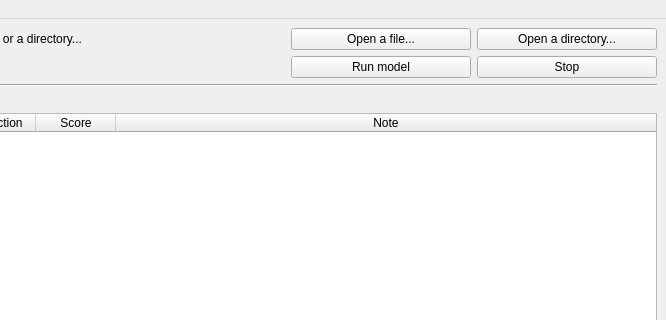
codepictor/static-pe-analysis, file src/main/resources/base/ui/main_window.ui: the form before one commit; both pictures show x 134 to 800 and y 0 to 320 of the 800 by 600 pixel window.
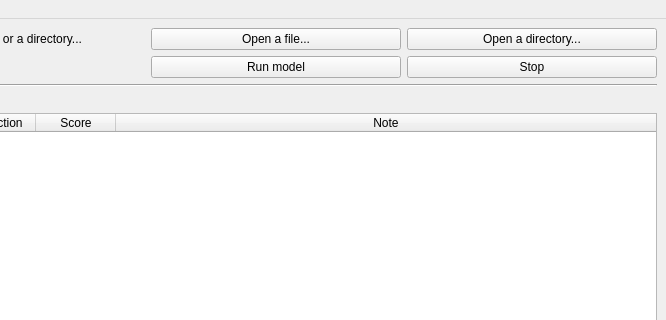
The form after the commit.

The edit to the form file:
```diff
--- a/src/main/resources/base/ui/main_window.ui
+++ b/src/main/resources/base/ui/main_window.ui
@@ -35,9 +35,15 @@
       </item>
       <item>
        <widget class="QPushButton" name="pushButton_OpenFile">
+        <property name="minimumSize">
+         <size>
+          <width>250</width>
+          <height>0</height>
+         </size>
+        </property>
         <property name="maximumSize">
          <size>
-          <width>180</width>
+          <width>250</width>
           <height>16777215</height>
          </size>
         </property>
@@ -48,9 +54,15 @@
       </item>
       <item>
        <widget class="QPushButton" name="pushButton_OpenDir">
+        <property name="minimumSize">
+         <size>
+          <width>250</width>
+          <height>0</height>
+         </size>
+        </property>
         <property name="maximumSize">
          <size>
-          <width>180</width>
+          <width>250</width>
           <height>16777215</height>
          </size>
         </property>
@@ -93,13 +105,13 @@
        <widget class="QPushButton" name="pushButton_RunModel">
         <property name="minimumSize">
          <size>
-          <width>180</width>
+          <width>250</width>
           <height>0</height>
          </size>
         </property>
         <property name="maximumSize">
          <size>
-          <width>180</width>
+          <width>250</width>
           <height>16777215</height>
          </size>
         </property>
@@ -112,13 +124,13 @@
        <widget class="QPushButton" name="pushButton_StopModel">
         <property name="minimumSize">
          <size>
-          <width>180</width>
+          <width>250</width>
           <height>0</height>
          </size>
         </property>
         <property name="maximumSize">
          <size>
-          <width>180</width>
+          <width>250</width>
           <height>16777215</height>
          </size>
         </property>
```
